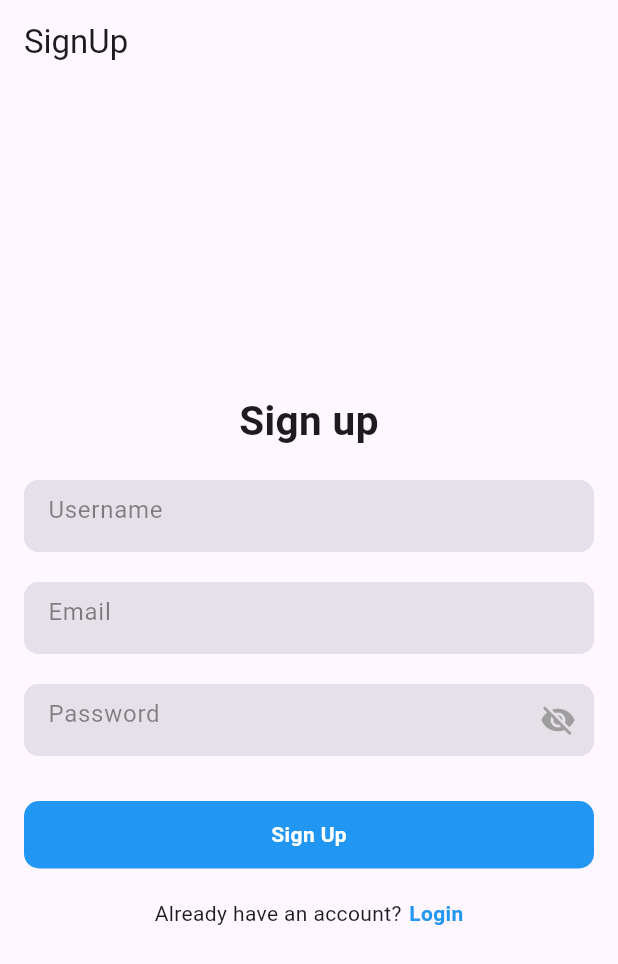
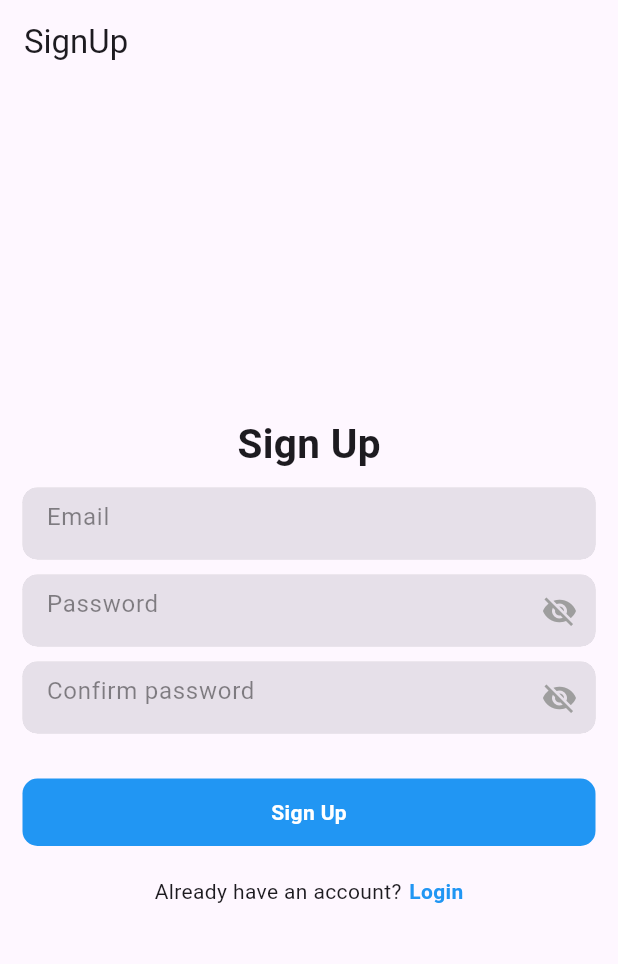
Before and after one commit to phuc-nguy3n/ChatAI-flutter, a Flutter app: the SignUpPage screen opened directly, on a phone screen of 412 x 824 dp. Shown: the top 964 px of the screen. Run offline on Flutter 3.47's test engine with Material 3 defaults, Android fonts, the phone set to English and light mode, and no system bars; our stand-ins replace firebase_auth, firebase_core, fluttertoast; accounts and stored records are empty.

Commit message:
Handle sign up function

```diff
--- a/lib/features/user_auth/presentation/pages/sign_up_page.dart
+++ b/lib/features/user_auth/presentation/pages/sign_up_page.dart
@@ -1,9 +1,33 @@
+import 'package:firebase_auth/firebase_auth.dart';
 import 'package:flutter/material.dart';
+import 'package:flutter_application_1/features/user_auth/firebase_auth_implementation/firebase_auth_services.dart';
 import 'package:flutter_application_1/features/user_auth/presentation/pages/login_page.dart';
 import 'package:flutter_application_1/features/user_auth/presentation/widgets/form_container_widget.dart';
+import 'package:flutter_application_1/global/common/toast.dart';
 
-class SignUpPage extends StatelessWidget {
+class SignUpPage extends StatefulWidget {
   const SignUpPage({super.key});
+
+  @override
+  State<SignUpPage> createState() => _SignUpPageState();
+}
+
+class _SignUpPageState extends State<SignUpPage> {
+  final FirebaseAuthService _auth = FirebaseAuthService();
+
+  final TextEditingController _emailController = TextEditingController();
+  final TextEditingController _passwordController = TextEditingController();
+  final TextEditingController _cfPasswordController = TextEditingController();
+
+  bool isSigningUp = false;
+
+  @override
+  void dispose() {
+    _emailController.dispose();
+    _passwordController.dispose();
+    _cfPasswordController.dispose();
+    super.dispose();
+  }
 
   @override
   Widget build(BuildContext context) {
@@ -12,38 +36,47 @@ class SignUpPage extends StatelessWidget {
         automaticallyImplyLeading: false,
         title: const Text("SignUp"),
       ),
-      body: Padding(
-        padding: const EdgeInsets.symmetric(horizontal: 16.0),
+      body: Center(
+        child: Padding(
+          padding: const EdgeInsets.symmetric(horizontal: 15),
           child: Column(
             mainAxisAlignment: MainAxisAlignment.center,
-          crossAxisAlignment: CrossAxisAlignment.center,
             children: [
-            const SizedBox(
-              width: double.infinity,
-              child: Text(
-                "Sign up",
-                textAlign: TextAlign.center,
+              const Text(
+                "Sign Up",
                 style: TextStyle(fontSize: 27, fontWeight: FontWeight.bold),
               ),
+              const SizedBox(
+                height: 10,
               ),
-            const SizedBox(height: 20),
-            const FormContainerWidget(
-              hintText: "Username",
-              isPasswordField: false,
-            ),
-            const SizedBox(height: 20),
-            const FormContainerWidget(
+              FormContainerWidget(
+                controller: _emailController,
                 hintText: "Email",
                 isPasswordField: false,
               ),
-            const SizedBox(height: 20),
-            const FormContainerWidget(
+              const SizedBox(
+                height: 10,
+              ),
+              FormContainerWidget(
+                controller: _passwordController,
                 hintText: "Password",
                 isPasswordField: true,
               ),
-            const SizedBox(height: 30),
+              const SizedBox(
+                height: 10,
+              ),
+              FormContainerWidget(
+                controller: _cfPasswordController,
+                hintText: "Confirm password",
+                isPasswordField: true,
+              ),
+              const SizedBox(
+                height: 30,
+              ),
               GestureDetector(
-              onTap: () {},
+                onTap: () {
+                  _signUp();
+                },
                 child: Container(
                   width: double.infinity,
                   height: 45,
@@ -51,11 +84,16 @@ class SignUpPage extends StatelessWidget {
                     color: Colors.blue,
                     borderRadius: BorderRadius.circular(10),
                   ),
-                child: const Center(
-                    child: Text(
+                  child: Center(
+                      child: isSigningUp
+                          ? const CircularProgressIndicator(
+                              color: Colors.white,
+                            )
+                          : const Text(
                               "Sign Up",
                               style: TextStyle(
-                      color: Colors.white, fontWeight: FontWeight.bold),
+                                  color: Colors.white,
+                                  fontWeight: FontWeight.bold),
                             )),
                 ),
               ),
@@ -73,7 +111,8 @@ class SignUpPage extends StatelessWidget {
                       onTap: () {
                         Navigator.pushAndRemoveUntil(
                             context,
-                          MaterialPageRoute(builder: (context) => LoginPage()),
+                            MaterialPageRoute(
+                                builder: (context) => const LoginPage()),
                             (route) => false);
                       },
                       child: const Text(
@@ -86,6 +125,38 @@ class SignUpPage extends StatelessWidget {
             ],
           ),
         ),
+      ),
     );
   }
+
+  void _signUp() async {
+    setState(() {
+      isSigningUp = true;
+    });
+
+    String email = _emailController.text;
+    String password = _passwordController.text;
+    String cfPassword = _cfPasswordController.text;
+
+    if (password != cfPassword) {
+      setState(() {
+        isSigningUp = false;
+      });
+      showToast(message: "Password does not match");
+      return;
     }
+
+    User? user = await _auth.signUpWithEmailAndPassword(email, password);
+
+    setState(() {
+      isSigningUp = false;
+    });
+    if (user != null) {
+      showToast(message: "User is successfully created");
+      // ignore: use_build_context_synchronously
+      Navigator.pushReplacementNamed(context, "/home");
+    } else {
+      showToast(message: "Some error happend");
+    }
+  }
+}
```
Lines whose indentation alone changed are shown as unchanged.
